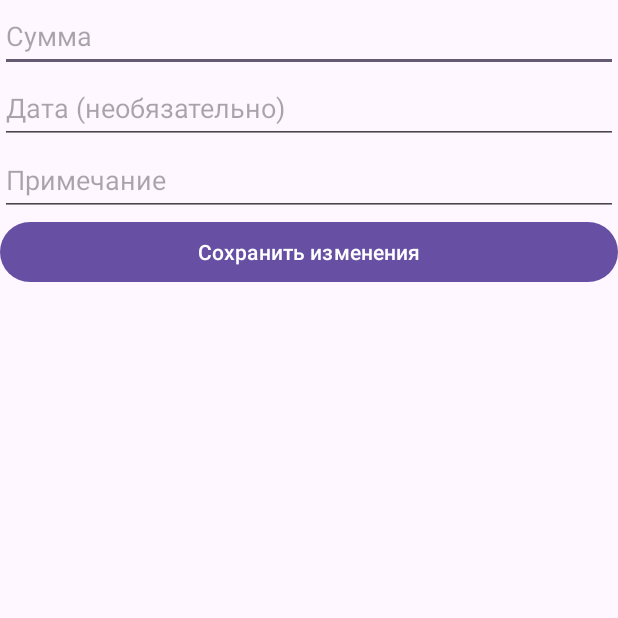
After one commit to Whymeet/WalletObserve, an Android app: the EditOperationActivity screen opened directly, with no data from a screen before it, on a phone screen of 412 x 824 dp, the top half of it. The commit adds this screen. Run offline under Robolectric (Android 15) with nearby library versions, the phone set to English and light mode, and no system bars; 1 statement that could not run was skipped.

Commit message:
Add the buttun редактировать и удалить. New activity(editActivity) rework tags(rework setTag and new func addTag)

```diff
--- a/app/src/main/AndroidManifest.xml
+++ b/app/src/main/AndroidManifest.xml
@@ -12,6 +12,9 @@
         android:supportsRtl="true"
         android:theme="@style/Theme.Wallet"
         tools:targetApi="31">
+        <activity
+            android:name=".EditOperationActivity"
+            android:exported="false" />
         <activity
             android:name=".ScrollingActivity"
             android:exported="false"
--- a/app/src/main/java/classes/operations/IOperation.java
+++ b/app/src/main/java/classes/operations/IOperation.java
@@ -1,8 +1,5 @@
 package classes.operations;
-import java.time.Instant;
 import java.time.LocalDate;
-import java.util.Date;
-import java.util.List;
 import java.util.Set;
 
 public interface IOperation {
@@ -10,13 +7,16 @@ public interface IOperation {
 
     void setAmountMoney(double amountMoney);
 
-    public LocalDate getDate();
+    LocalDate getDate();
 
-    public void setDate(LocalDate date);
+    void setDate(LocalDate date);
 
     String getRemark();
 
+    void addRemark(String remark);
+
+    Set<String> getTags();
+    void setId(long id);
+    long getId();
     void setRemark(String remark);
-
-    public Set<String> getTags();
 }
--- /dev/null
+++ b/app/src/main/java/com/example/wallet/EditOperationActivity.java
@@ -0,0 +1,80 @@
+package com.example.wallet;
+
+import android.os.Bundle;
+
+import androidx.appcompat.app.AppCompatActivity;
+
+import android.widget.Button;
+import android.widget.EditText;
+import android.widget.Toast;
+
+import java.time.LocalDate;
+import java.time.format.DateTimeFormatter;
+import java.time.format.DateTimeParseException;
+
+import classes.ListOperations;
+import classes.operations.IOperation;
+import classes.operations.OperationMinus;
+import classes.operations.OperationPlus;
+
+public class EditOperationActivity extends AppCompatActivity {
+
+    private EditText editTextAmount;
+    private EditText editTextDate;
+    private EditText editTextRemark;
+    private Button buttonSaveChanges;
+    private ListOperations listOperations;
+    private IOperation currentOperation;
+
+    @Override
+    protected void onCreate(Bundle savedInstanceState) {
+        super.onCreate(savedInstanceState);
+        setContentView(R.layout.activity_edit_operation);
+
+        listOperations = ListOperations.getSingleton(getApplicationContext());
+
+        editTextAmount = findViewById(R.id.editTextAmount);
+        editTextDate = findViewById(R.id.editTextDate);
+        editTextRemark = findViewById(R.id.editTextRemark);
+        buttonSaveChanges = findViewById(R.id.buttonSaveChanges);
+
+        // Загрузка данных операции для редактирования
+        long operationId = getIntent().getLongExtra("operationId", -1);
+        currentOperation = listOperations.getOperationById(operationId);
+
+        if (currentOperation != null) {
+            editTextAmount.setText(String.valueOf(currentOperation.getAmountMoney()));
+            editTextDate.setText(currentOperation.getDate().format(DateTimeFormatter.ofPattern("dd.MM.yyyy")));
+            editTextRemark.setText(currentOperation.getRemark());
+        }
+        buttonSaveChanges.setOnClickListener(v -> {
+            try {
+                double amount = Double.parseDouble(editTextAmount.getText().toString());
+                LocalDate date = LocalDate.parse(editTextDate.getText().toString(), DateTimeFormatter.ofPattern("dd.MM.yyyy"));
+                String remark = editTextRemark.getText().toString();
+
+                currentOperation.setAmountMoney(amount);
+                currentOperation.setDate(date);
+
+                if(!remark.contains("доходы") || !remark.contains("расходы")){
+                    if(currentOperation instanceof OperationPlus){
+                        remark = remark + " доходы";
+                    }
+                    else if(currentOperation instanceof OperationMinus){
+                        remark = remark + " расходы";
+                    }
+                }
+                currentOperation.setRemark(remark);
+
+                DatabaseHelper dbHelper = new DatabaseHelper(getApplicationContext());
+                dbHelper.updateOperation(currentOperation.getId(), currentOperation);
+
+                Toast.makeText(EditOperationActivity.this, "Операция обновлена", Toast.LENGTH_SHORT).show();
+                finish(); // Завершение Activity и возвращение к предыдущему экрану
+            } catch (NumberFormatException | DateTimeParseException e) {
+                Toast.makeText(EditOperationActivity.this, "Некорректный ввод данных", Toast.LENGTH_SHORT).show();
+            }
+        });
+
+    }
+}
--- a/app/src/main/java/com/example/wallet/OperationsAdapter.java
+++ b/app/src/main/java/com/example/wallet/OperationsAdapter.java
@@ -26,7 +26,7 @@ public class OperationsAdapter extends BaseAdapter {
     }
 
     @Override
-    public Object getItem(int position) {
+    public IOperation getItem(int position) {
         return operations.get(position);
     }
 
--- /dev/null
+++ b/app/src/main/res/layout/activity_edit_operation.xml
@@ -0,0 +1,39 @@
+<?xml version="1.0" encoding="utf-8"?>
+<LinearLayout xmlns:android="http://schemas.android.com/apk/res/android"
+        xmlns:app="http://schemas.android.com/apk/res-auto"
+        xmlns:tools="http://schemas.android.com/tools"
+        android:id="@+id/main"
+        android:layout_width="match_parent"
+        android:layout_height="match_parent"
+        android:orientation="vertical"
+        tools:context=".EditOperationActivity">
+    <EditText
+        android:id="@+id/editTextAmount"
+        android:layout_width="match_parent"
+        android:layout_height="wrap_content"
+        android:hint="Сумма"
+        android:inputType="numberDecimal"
+        android:minHeight="48dp" />
+
+    <EditText
+        android:id="@+id/editTextDate"
+        android:layout_width="match_parent"
+        android:layout_height="wrap_content"
+        android:hint="Дата (необязательно)"
+        android:inputType="date"
+        android:minHeight="48dp" />
+
+    <EditText
+        android:id="@+id/editTextRemark"
+        android:layout_width="match_parent"
+        android:layout_height="wrap_content"
+        android:hint="Примечание"
+        android:minHeight="48dp" />
+
+    <Button
+        android:id="@+id/buttonSaveChanges"
+        android:layout_width="match_parent"
+        android:layout_height="wrap_content"
+        android:text="Сохранить изменения"/>
+
+</LinearLayout>
--- /dev/null
+++ b/app/src/main/res/menu/context_menu.xml
@@ -0,0 +1,6 @@
+<menu xmlns:android="http://schemas.android.com/apk/res/android">
+    <item android:id="@+id/edit"
+        android:title="Редактировать"/>
+    <item android:id="@+id/delete"
+        android:title="Удалить"/>
+</menu>
```
Also changed, not shown: app/src/main/java/classes/ListOperations.java (+25 -6 lines), app/src/main/java/classes/operations/OperationMinus.java (+17 -3 lines), app/src/main/java/classes/operations/OperationPlus.java (+17 -5 lines), app/src/main/java/classes/tags/Tag.java (+5 -2 lines), app/src/main/java/com/example/wallet/AddOperationActivity.java (+5 -8 lines), app/src/main/java/com/example/wallet/DatabaseHelper.java (+30 -16 lines), app/src/main/java/com/example/wallet/MainActivity.java (+47 -4 lines).
